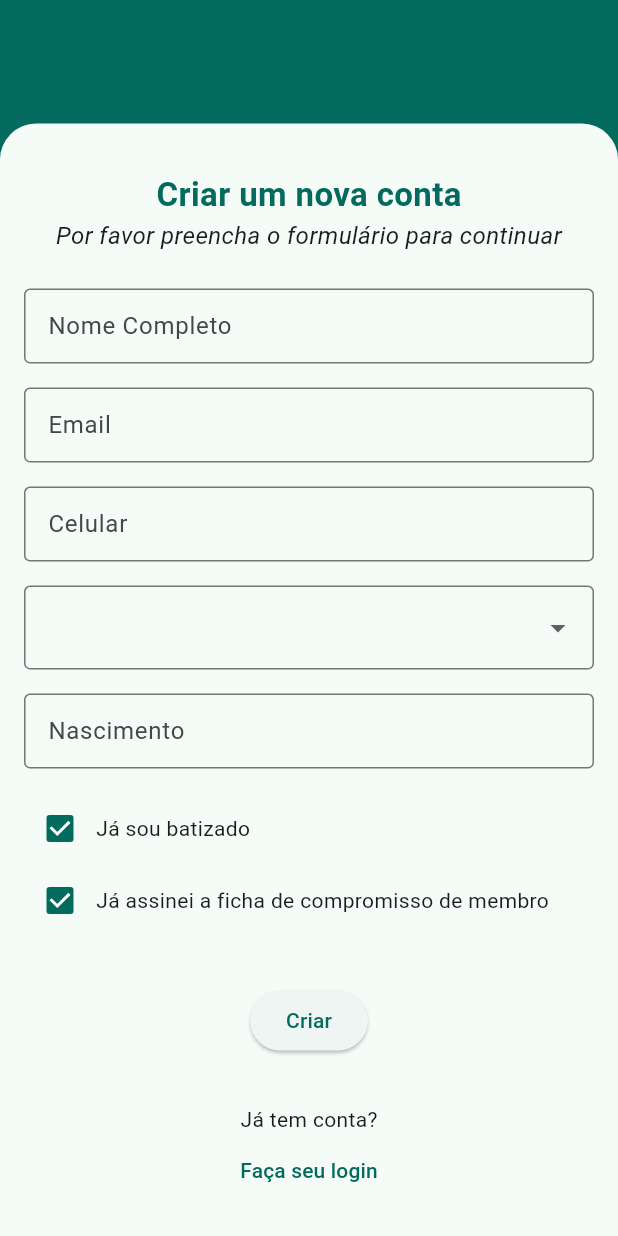
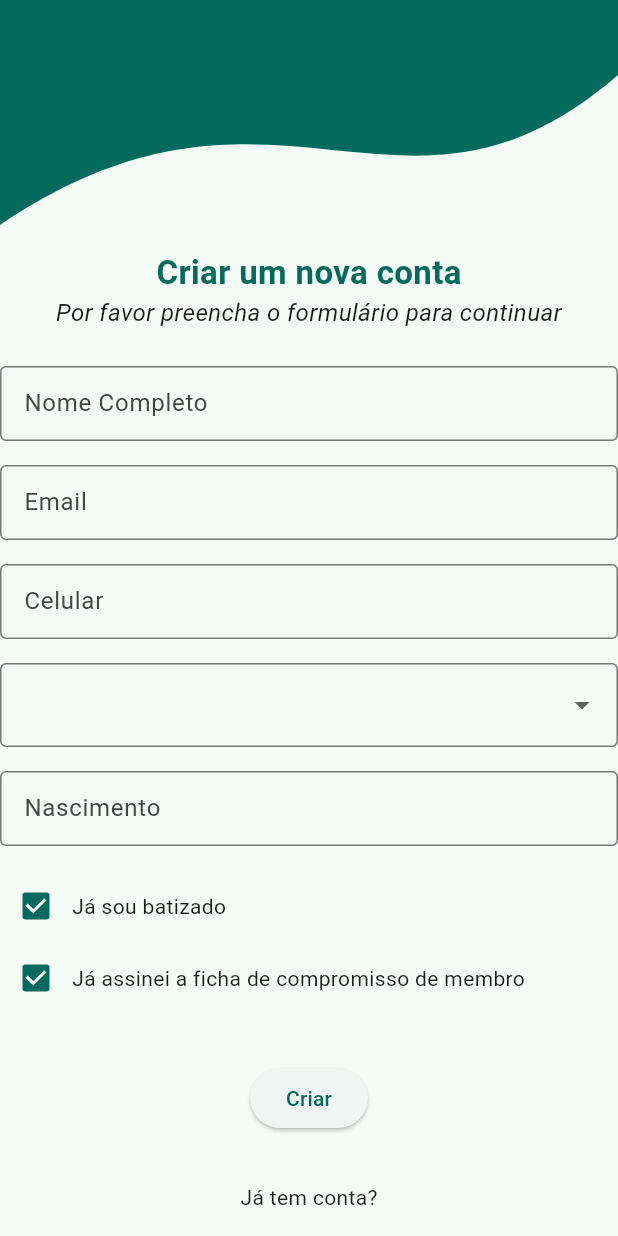
Before and after one commit to m7hsouza/app_nib, a Flutter app: the screen it shows after launch, after a tap on "Criar conta", on a phone screen of 412 x 824 dp. Run offline on Flutter 3.47's test engine with Material 2 defaults, Android fonts, the phone set to English and light mode, and no system bars.

Commit message:
refatoração

```diff
--- a/lib/config/app_theme.dart
+++ b/lib/config/app_theme.dart
@@ -3,12 +3,9 @@ import 'package:flutter/material.dart';
 
 abstract class AppTheme {
   static get light {
-    return ThemeData.from(
-      colorScheme: ColorScheme.fromSeed(
-        seedColor: AppColors.primary,
-      ),
+    return ThemeData(
+      colorSchemeSeed: AppColors.primary,
       useMaterial3: true,
-    ).copyWith(
       inputDecorationTheme: const InputDecorationTheme(
         border: OutlineInputBorder(),
       ),
--- a/lib/src/features/auth/screens/sign_up_screen.dart
+++ b/lib/src/features/auth/screens/sign_up_screen.dart
@@ -1,4 +1,5 @@
 import 'package:app_nib/src/commons/widgets/custom_text_form_field.dart';
+import 'package:app_nib/src/features/auth/screens/widgets/layout_widget.dart';
 import 'package:flutter/material.dart';
 
 class SignUpScreen extends StatelessWidget {
@@ -7,16 +8,7 @@ class SignUpScreen extends StatelessWidget {
   @override
   Widget build(BuildContext context) {
     return Material(
-      child: Container(
-        color: Theme.of(context).primaryColor,
-        alignment: Alignment.bottomCenter,
-        child: Container(
-          height: MediaQuery.sizeOf(context).height * 0.9,
-          padding: const EdgeInsets.symmetric(horizontal: 16, vertical: 16),
-          decoration: BoxDecoration(
-            color: Theme.of(context).scaffoldBackgroundColor,
-            borderRadius: const BorderRadius.vertical(top: Radius.circular(24)),
-          ),
+        child: LayoutWidget(
       child: Form(
         child: SingleChildScrollView(
           child: Column(
@@ -54,7 +46,7 @@ class SignUpScreen extends StatelessWidget {
                   items: [
                     "Masculino",
                     "Feminino"
-                      ].map((e) => DropdownMenuItem( value: e, child: Text(e))).toList(),
+                  ].map((e) => DropdownMenuItem(value: e, child: Text(e))).toList(),
                 ),
               ),
               const SizedBox(height: 16),
@@ -89,8 +81,6 @@ class SignUpScreen extends StatelessWidget {
           ),
         ),
       ),
-        ),
-      ),
-    );
+    ));
   }
 }
--- a/lib/src/features/auth/screens/widgets/layout_widget.dart
+++ b/lib/src/features/auth/screens/widgets/layout_widget.dart
@@ -1,3 +1,5 @@
+import 'dart:math';
+
 import 'package:flutter/material.dart';
 
 class LayoutWidget extends StatelessWidget {
@@ -9,34 +11,25 @@ class LayoutWidget extends StatelessWidget {
   @override
   Widget build(BuildContext context) {
     final screenSize = MediaQuery.sizeOf(context);
-    return ColoredBox(
+    return Column(
+      children: [
+        ClipPath(
+          clipper: _SShapedClipper(),
+          child: SizedBox(
+            height: 150,
+            width: screenSize.width,
+            child: ColoredBox(
               color: Theme.of(context).primaryColor,
-      child: Column(
-        children: [
-          SizedBox(
-            height: screenSize.height * 0.08,
-            child: Transform.translate(
-              offset: Offset(0, screenSize.height * .02),
-              child: AppBar(
-                backgroundColor: Colors.transparent,
-                title: title,
-                centerTitle: true,
-                elevation: 0,
             ),
           ),
         ),
-          ClipPath(
-            clipper: _SShapedClipper(),
-            child: SizedBox(
-              height: screenSize.height * 0.92,
+        Expanded(
           child: ColoredBox(
             color: Theme.of(context).scaffoldBackgroundColor,
             child: child,
           ),
         ),
-          ),
       ],
-      ),
     );
   }
 }
@@ -46,10 +39,20 @@ class _SShapedClipper extends CustomClipper<Path> {
   Path getClip(Size size) {
     Path path = Path();
 
-    path.moveTo(0, size.height);
-    path.lineTo(0, 100);
-    path.cubicTo(size.width * 0.25, -30, size.width * 0.6, 120, size.width, 0);
-    path.lineTo(size.width, size.height);
+    path.moveTo(0, 0);
+    path.lineTo(0, size.height);
+
+    final x1 = size.width * 0.45;
+    const y1 = 25.0;
+
+    final x2 = size.width * 0.65;
+    const y2 = 175.0;
+
+    final x3 = size.width;
+    const y3 = 50.0;
+
+    path.cubicTo(x1, y1, x2, y2, x3, y3);
+    path.lineTo(size.width, 0);
     return path;
   }
 
```
Lines whose indentation alone changed are shown as unchanged.
